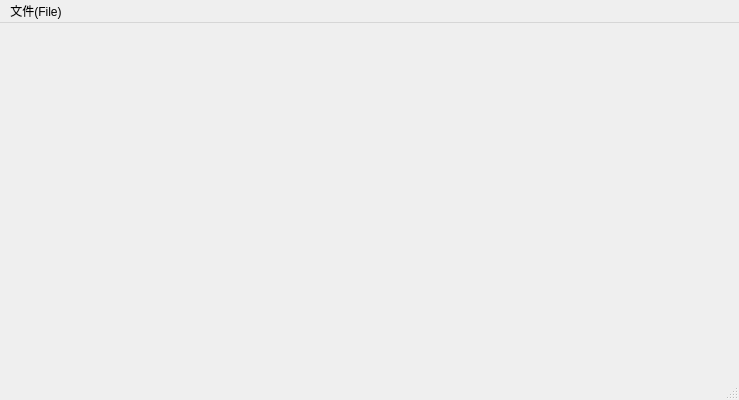
haitaoh/DigitalImageProcess, file DigitalImageProcess/MainWindow.ui: the form before one commit.
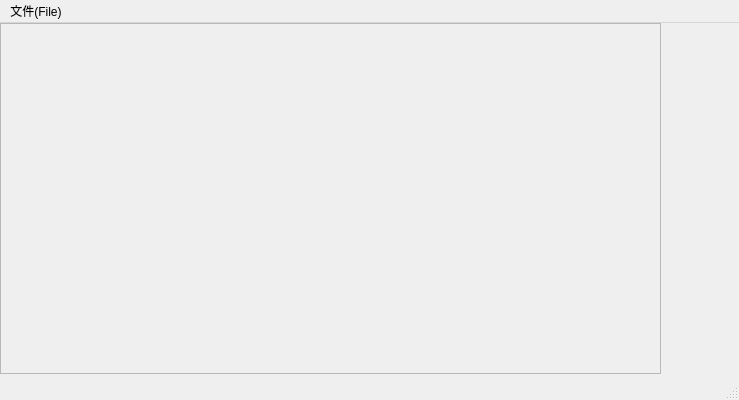
The form after the commit.

Patch:
```diff
--- a/DigitalImageProcess/MainWindow.ui
+++ b/DigitalImageProcess/MainWindow.ui
@@ -27,7 +27,31 @@
   <property name="toolButtonStyle">
    <enum>Qt::ToolButtonTextOnly</enum>
   </property>
-  <widget class="QWidget" name="centralWidget"/>
+  <widget class="QWidget" name="centralWidget">
+   <widget class="QScrollArea" name="scrollArea">
+    <property name="geometry">
+     <rect>
+      <x>0</x>
+      <y>0</y>
+      <width>661</width>
+      <height>351</height>
+     </rect>
+    </property>
+    <property name="widgetResizable">
+     <bool>true</bool>
+    </property>
+    <widget class="QWidget" name="scrollAreaWidgetContents">
+     <property name="geometry">
+      <rect>
+       <x>0</x>
+       <y>0</y>
+       <width>659</width>
+       <height>349</height>
+      </rect>
+     </property>
+    </widget>
+   </widget>
+  </widget>
   <widget class="QMenuBar" name="menuBar">
    <property name="geometry">
     <rect>
```
Left out of the diff: 35 changed lines with no effect on the pictures.
